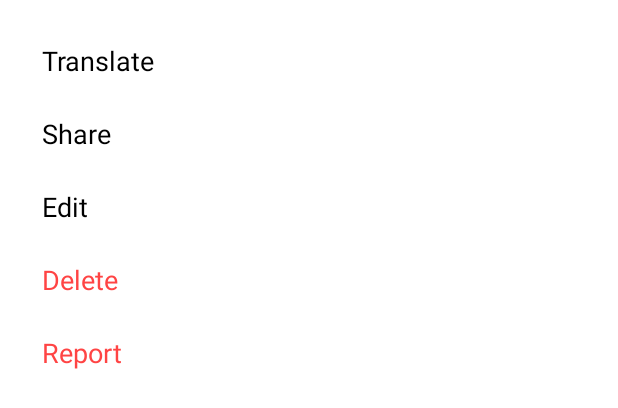
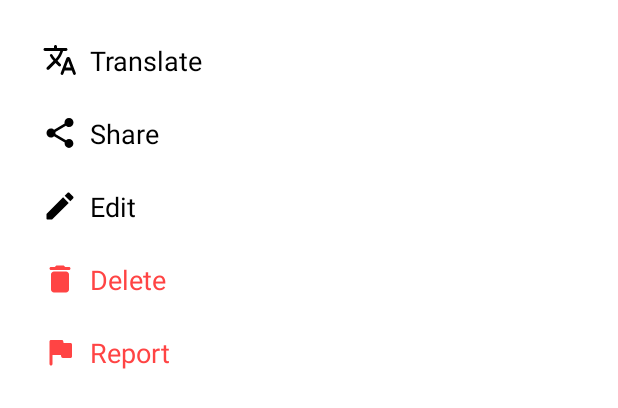
Before and after one commit to levkris/PolledAppAndroid, an Android app: the layout bottom_sheet_post_options.xml on its own in the app's theme, with its tools: preview values and no code run, on a phone screen of 412 x 824 dp. Shown: the top 408 px of the screen. Run offline under Robolectric (Android 15) with nearby library versions, the phone set to English and light mode, and no system bars.

Commit message:
added icons to the bottom_sheet_post_options.xml

```diff
--- a/app/src/main/java/com/wokki/polled/ui/home/HomeFragment.kt
+++ b/app/src/main/java/com/wokki/polled/ui/home/HomeFragment.kt
@@ -223,6 +223,7 @@ class HomeFragment : Fragment() {
             binding.noInternetBanner.visibility = View.VISIBLE
             binding.noInternetWarning.visibility = View.VISIBLE
             swipeRefreshLayout.isRefreshing = false
+            homeViewModel.setTimelineData(emptyList())
             return
         } else {
             binding.noInternetBanner.visibility = View.GONE
@@ -275,6 +276,7 @@ class HomeFragment : Fragment() {
         override fun onPostExecute(result: String) {
             super.onPostExecute(result)
             swipeRefreshLayout.isRefreshing = false // Stop refreshing animation
+            homeViewModel.setTimelineData(emptyList())
             loading = false // Reset loading flag
 
             // Log the raw response
--- /dev/null
+++ b/app/src/main/res/drawable/ic_delete.xml
@@ -0,0 +1,5 @@
+<vector xmlns:android="http://schemas.android.com/apk/res/android" android:height="24dp" android:viewportHeight="24" android:viewportWidth="24" android:width="24dp">
+
+    <path android:fillColor="@android:color/holo_red_light" android:pathData="M6,19c0,1.1 0.9,2 2,2h8c1.1,0 2,-0.9 2,-2V9c0,-1.1 -0.9,-2 -2,-2H8c-1.1,0 -2,0.9 -2,2v10zM18,4h-2.5l-0.71,-0.71c-0.18,-0.18 -0.44,-0.29 -0.7,-0.29H9.91c-0.26,0 -0.52,0.11 -0.7,0.29L8.5,4H6c-0.55,0 -1,0.45 -1,1s0.45,1 1,1h12c0.55,0 1,-0.45 1,-1s-0.45,-1 -1,-1z"/>
+
+</vector>
--- /dev/null
+++ b/app/src/main/res/drawable/ic_edit.xml
@@ -0,0 +1,5 @@
+<vector xmlns:android="http://schemas.android.com/apk/res/android" android:height="24dp" android:viewportHeight="24" android:viewportWidth="24" android:width="24dp">
+
+    <path android:fillColor="?attr/android:textColorPrimary" android:pathData="M3,17.46v3.04c0,0.28 0.22,0.5 0.5,0.5h3.04c0.13,0 0.26,-0.05 0.35,-0.15L17.81,9.94l-3.75,-3.75L3.15,17.1c-0.1,0.1 -0.15,0.22 -0.15,0.36zM20.71,7.04c0.39,-0.39 0.39,-1.02 0,-1.41l-2.34,-2.34c-0.39,-0.39 -1.02,-0.39 -1.41,0l-1.83,1.83 3.75,3.75 1.83,-1.83z"/>
+
+</vector>
--- /dev/null
+++ b/app/src/main/res/drawable/ic_report.xml
@@ -0,0 +1,5 @@
+<vector xmlns:android="http://schemas.android.com/apk/res/android" android:height="24dp" android:viewportHeight="24" android:viewportWidth="24" android:width="24dp">
+
+    <path android:fillColor="@android:color/holo_red_light" android:pathData="M14.4,6l-0.24,-1.2c-0.09,-0.46 -0.5,-0.8 -0.98,-0.8H6c-0.55,0 -1,0.45 -1,1v15c0,0.55 0.45,1 1,1s1,-0.45 1,-1v-6h5.6l0.24,1.2c0.09,0.47 0.5,0.8 0.98,0.8H19c0.55,0 1,-0.45 1,-1V7c0,-0.55 -0.45,-1 -1,-1h-4.6z"/>
+
+</vector>
--- /dev/null
+++ b/app/src/main/res/drawable/ic_share.xml
@@ -0,0 +1,5 @@
+<vector xmlns:android="http://schemas.android.com/apk/res/android" android:height="24dp" android:viewportHeight="24" android:viewportWidth="24" android:width="24dp">
+
+    <path android:fillColor="?attr/android:textColorPrimary" android:pathData="M18,16.08c-0.76,0 -1.44,0.3 -1.96,0.77L8.91,12.7c0.05,-0.23 0.09,-0.46 0.09,-0.7s-0.04,-0.47 -0.09,-0.7l7.05,-4.11c0.54,0.5 1.25,0.81 2.04,0.81 1.66,0 3,-1.34 3,-3s-1.34,-3 -3,-3 -3,1.34 -3,3c0,0.24 0.04,0.47 0.09,0.7L8.04,9.81C7.5,9.31 6.79,9 6,9c-1.66,0 -3,1.34 -3,3s1.34,3 3,3c0.79,0 1.5,-0.31 2.04,-0.81l7.12,4.16c-0.05,0.21 -0.08,0.43 -0.08,0.65 0,1.61 1.31,2.92 2.92,2.92s2.92,-1.31 2.92,-2.92 -1.31,-2.92 -2.92,-2.92z"/>
+
+</vector>
--- /dev/null
+++ b/app/src/main/res/drawable/ic_translate.xml
@@ -0,0 +1,5 @@
+<vector xmlns:android="http://schemas.android.com/apk/res/android" android:height="24dp" android:viewportHeight="24" android:viewportWidth="24" android:width="24dp">
+
+    <path android:fillColor="?attr/android:textColorPrimary" android:pathData="M12.65,15.67c0.14,-0.36 0.05,-0.77 -0.23,-1.05l-2.09,-2.06 0.03,-0.03c1.74,-1.94 2.98,-4.17 3.71,-6.53h1.94c0.54,0 0.99,-0.45 0.99,-0.99v-0.02c0,-0.54 -0.45,-0.99 -0.99,-0.99L10,4L10,3c0,-0.55 -0.45,-1 -1,-1s-1,0.45 -1,1v1L1.99,4c-0.54,0 -0.99,0.45 -0.99,0.99 0,0.55 0.45,0.99 0.99,0.99h10.18C11.5,7.92 10.44,9.75 9,11.35c-0.81,-0.89 -1.49,-1.86 -2.06,-2.88 -0.16,-0.29 -0.45,-0.47 -0.78,-0.47 -0.69,0 -1.13,0.75 -0.79,1.35 0.63,1.13 1.4,2.21 2.3,3.21L3.3,16.87c-0.4,0.39 -0.4,1.03 0,1.42 0.39,0.39 1.02,0.39 1.42,0L9,14l2.02,2.02c0.51,0.51 1.38,0.32 1.63,-0.35zM17.5,10c-0.6,0 -1.14,0.37 -1.35,0.94l-3.67,9.8c-0.24,0.61 0.22,1.26 0.87,1.26 0.39,0 0.74,-0.24 0.88,-0.61l0.89,-2.39h4.75l0.9,2.39c0.14,0.36 0.49,0.61 0.88,0.61 0.65,0 1.11,-0.65 0.88,-1.26l-3.67,-9.8c-0.22,-0.57 -0.76,-0.94 -1.36,-0.94zM15.88,17l1.62,-4.33L19.12,17h-3.24z"/>
+
+</vector>
--- a/app/src/main/res/layout/bottom_sheet_post_options.xml
+++ b/app/src/main/res/layout/bottom_sheet_post_options.xml
@@ -5,7 +5,6 @@
     android:orientation="vertical"
     android:background="@drawable/bottom_sheet_background"
     android:padding="16dp">
-
 
     <TextView
         android:id="@+id/translatePost"
@@ -16,7 +15,9 @@
         android:textSize="18sp"
         android:textColor="?attr/android:textColorPrimary"
         android:clickable="true"
-        android:focusable="true" />
+        android:focusable="true"
+        android:drawableLeft="@drawable/ic_translate"
+        android:drawablePadding="8dp" />
 
     <TextView
         android:id="@+id/sharePost"
@@ -27,7 +28,9 @@
         android:textSize="18sp"
         android:textColor="?attr/android:textColorPrimary"
         android:clickable="true"
-        android:focusable="true" />
+        android:focusable="true"
+        android:drawableLeft="@drawable/ic_share"
+        android:drawablePadding="8dp" />
 
     <TextView
         android:id="@+id/editPost"
@@ -39,7 +42,9 @@
         android:padding="12dp"
         android:text="@string/edit"
         android:textColor="?attr/android:textColorPrimary"
-        android:textSize="18sp" />
+        android:textSize="18sp"
+        android:drawableLeft="@drawable/ic_edit"
+        android:drawablePadding="8dp" />
 
     <TextView
         android:id="@+id/deletePost"
@@ -50,7 +55,9 @@
         android:textSize="18sp"
         android:textColor="@android:color/holo_red_light"
         android:clickable="true"
-        android:focusable="true" />
+        android:focusable="true"
+        android:drawableLeft="@drawable/ic_delete"
+        android:drawablePadding="8dp" />
 
     <TextView
         android:id="@+id/reportPost"
@@ -61,6 +68,8 @@
         android:textSize="18sp"
         android:textColor="@android:color/holo_red_light"
         android:clickable="true"
-        android:focusable="true" />
+        android:focusable="true"
+        android:drawableLeft="@drawable/ic_report"
+        android:drawablePadding="8dp" />
 
 </LinearLayout>
```
Also changed, not shown: app/src/main/java/com/wokki/polled/FullPostActivity.kt (+92 -3 lines).
